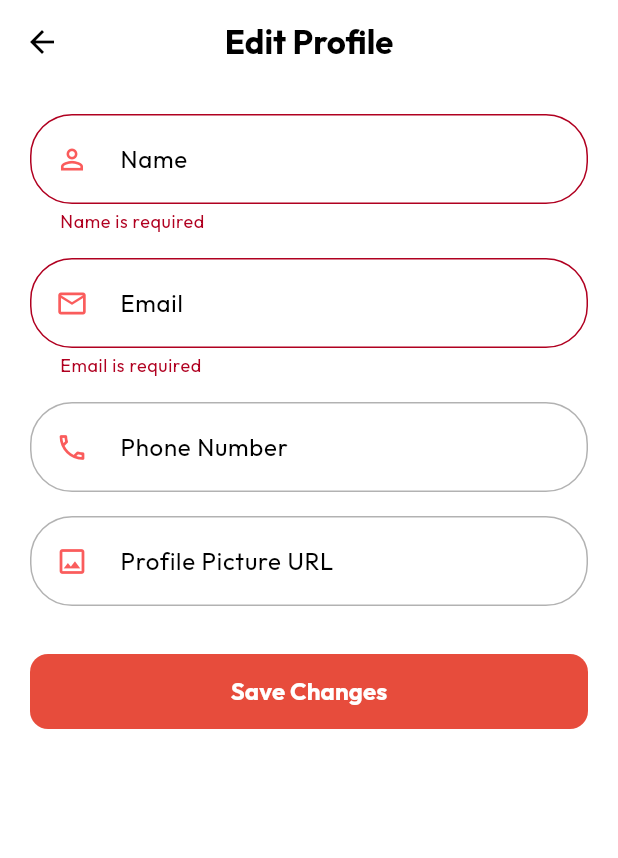
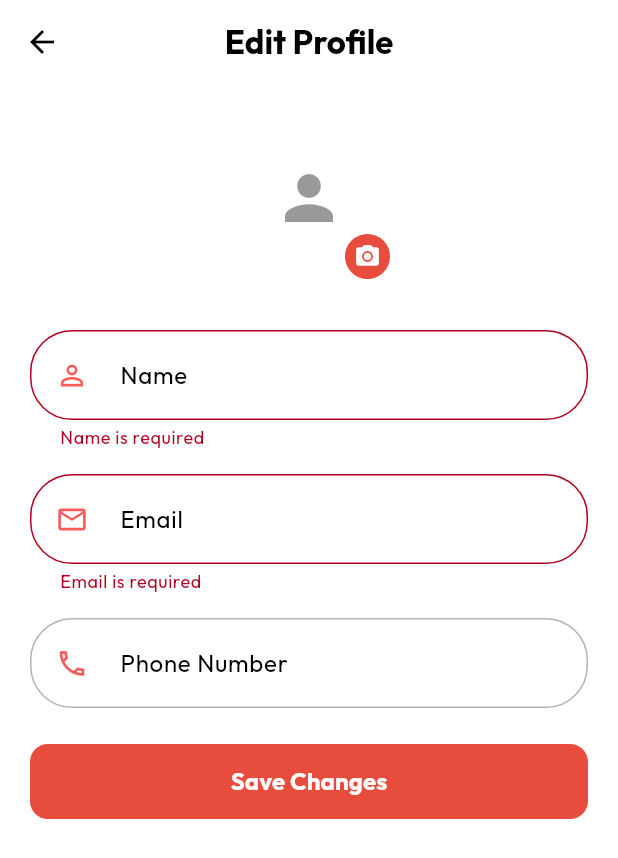
Before and after one commit to Sharkfin07/re-serve, a Flutter app: the EditProfileScreen screen opened directly, after a tap on "Save Changes", on a phone screen of 412 x 824 dp. Shown: the top 858 px of the screen. Run offline on Flutter 3.47's test engine with Material 3 defaults, Android fonts, the phone set to English and light mode, and no system bars; our stand-ins replace cached_network_image, dio, equatable, flutter_bloc, flutter_dotenv, flutter_secure_storage and 2 more; accounts and stored records are empty; network calls fail.

Commit message:
feat: Added uploading image capability in edit profile

```diff
--- a/lib/data/repositories/auth_repository.dart
+++ b/lib/data/repositories/auth_repository.dart
@@ -54,7 +54,7 @@ class AuthRepository {
     return UserModel.fromJson(data);
   }
 
-  Future<UserModel> updateProfile({
+  Future<void> updateProfile({
     required String name,
     required String email,
     String? profilePictureUrl,
--- a/lib/presentation/screen/account/edit_profile_screen.dart
+++ b/lib/presentation/screen/account/edit_profile_screen.dart
@@ -1,5 +1,10 @@
+import 'dart:io';
+
 import 'package:flutter/material.dart';
 import 'package:flutter_bloc/flutter_bloc.dart';
+import 'package:cached_network_image/cached_network_image.dart';
+import 'package:image_picker/image_picker.dart';
+import 'package:re_serve/data/repositories/upload_repository.dart';
 import 'package:re_serve/presentation/bloc/auth/auth_bloc.dart';
 import 'package:re_serve/presentation/bloc/auth/auth_event.dart';
 import 'package:re_serve/presentation/bloc/auth/auth_state.dart';
@@ -14,20 +19,25 @@ class EditProfileScreen extends StatefulWidget {
 
 class _EditProfileScreenState extends State<EditProfileScreen> {
   final _formKey = GlobalKey<FormState>();
+  final _picker = ImagePicker();
+  final _uploadRepository = UploadRepository();
+
   late TextEditingController _nameController;
   late TextEditingController _emailController;
   late TextEditingController _phoneController;
-  late TextEditingController _profilePicController;
 
   bool _initialized = false;
   bool _submitting = false;
+  bool _uploading = false;
+
+  File? _pickedImage;
+  String? _currentImageUrl;
 
   @override
   void dispose() {
     _nameController.dispose();
     _emailController.dispose();
     _phoneController.dispose();
-    _profilePicController.dispose();
     super.dispose();
   }
 
@@ -37,9 +47,99 @@ class _EditProfileScreenState extends State<EditProfileScreen> {
     _nameController = TextEditingController(text: user?.name ?? '');
     _emailController = TextEditingController(text: user?.email ?? '');
     _phoneController = TextEditingController(text: user?.phoneNumber ?? '');
-    _profilePicController =
-        TextEditingController(text: user?.profilePictureUrl ?? '');
+    _currentImageUrl = user?.profilePictureUrl;
     _initialized = true;
+  }
+
+  Future<void> _pickImage() async {
+    final source = await showModalBottomSheet<ImageSource>(
+      context: context,
+      shape: const RoundedRectangleBorder(
+        borderRadius: BorderRadius.vertical(top: Radius.circular(16)),
+      ),
+      builder: (ctx) => SafeArea(
+        child: Padding(
+          padding: const EdgeInsets.symmetric(vertical: 16),
+          child: Column(
+            mainAxisSize: MainAxisSize.min,
+            children: [
+              ListTile(
+                leading: const Icon(Icons.camera_alt_outlined),
+                title: const Text('Take a photo'),
+                onTap: () => Navigator.pop(ctx, ImageSource.camera),
+              ),
+              ListTile(
+                leading: const Icon(Icons.photo_library_outlined),
+                title: const Text('Choose from gallery'),
+                onTap: () => Navigator.pop(ctx, ImageSource.gallery),
+              ),
+            ],
+          ),
+        ),
+      ),
+    );
+
+    if (source == null) return;
+
+    final picked = await _picker.pickImage(
+      source: source,
+      maxWidth: 800,
+      maxHeight: 800,
+      imageQuality: 85,
+    );
+
+    if (picked != null) {
+      setState(() {
+        _pickedImage = File(picked.path);
+      });
+    }
+  }
+
+  Future<void> _saveProfile() async {
+    if (!_formKey.currentState!.validate()) return;
+
+    setState(() {
+      _submitting = true;
+      _uploading = _pickedImage != null;
+    });
+
+    String? profilePicUrl = _currentImageUrl;
+
+    // Upload new image if one was picked
+    if (_pickedImage != null) {
+      try {
+        profilePicUrl = await _uploadRepository.uploadImage(_pickedImage!);
+      } catch (e) {
+        if (!mounted) return;
+        setState(() {
+          _submitting = false;
+          _uploading = false;
+        });
+        ScaffoldMessenger.of(context)
+          ..clearSnackBars()
+          ..showSnackBar(
+            const SnackBar(
+              content: Text('Failed to upload image. Please try again.'),
+              backgroundColor: Colors.red,
+            ),
+          );
+        return;
+      }
+    }
+
+    if (!mounted) return;
+    setState(() => _uploading = false);
+
+    context.read<AuthBloc>().add(
+      AuthUpdateProfileRequested(
+        name: _nameController.text.trim(),
+        email: _emailController.text.trim(),
+        phoneNumber: _phoneController.text.trim().isEmpty
+            ? null
+            : _phoneController.text.trim(),
+        profilePictureUrl: profilePicUrl,
+      ),
+    );
   }
 
   @override
@@ -99,6 +199,73 @@ class _EditProfileScreenState extends State<EditProfileScreen> {
               child: Column(
                 crossAxisAlignment: CrossAxisAlignment.start,
                 children: [
+                  // Profile picture
+                  Center(
+                    child: GestureDetector(
+                      onTap: (_submitting) ? null : _pickImage,
+                      child: Stack(
+                        children: [
+                          CircleAvatar(
+                            radius: 56,
+                            backgroundColor:
+                                theme.colorScheme.surfaceContainerHighest,
+                            backgroundImage: _pickedImage != null
+                                ? FileImage(_pickedImage!)
+                                : (_currentImageUrl != null &&
+                                      _currentImageUrl!.isNotEmpty)
+                                ? CachedNetworkImageProvider(_currentImageUrl!)
+                                      as ImageProvider
+                                : null,
+                            child:
+                                (_pickedImage == null &&
+                                    (_currentImageUrl == null ||
+                                        _currentImageUrl!.isEmpty))
+                                ? Icon(
+                                    Icons.person,
+                                    size: 48,
+                                    color: theme.colorScheme.onSurface
+                                        .withValues(alpha: 0.4),
+                                  )
+                                : null,
+                          ),
+                          Positioned(
+                            bottom: 0,
+                            right: 0,
+                            child: Container(
+                              padding: const EdgeInsets.all(6),
+                              decoration: BoxDecoration(
+                                color: const Color(0xFFE74C3C),
+                                shape: BoxShape.circle,
+                                border: Border.all(
+                                  color: theme.colorScheme.surface,
+                                  width: 2,
+                                ),
+                              ),
+                              child: const Icon(
+                                Icons.camera_alt,
+                                size: 18,
+                                color: Colors.white,
+                              ),
+                            ),
+                          ),
+                        ],
+                      ),
+                    ),
+                  ),
+                  if (_pickedImage != null)
+                    Center(
+                      child: TextButton.icon(
+                        onPressed: () {
+                          setState(() => _pickedImage = null);
+                        },
+                        icon: const Icon(Icons.close, size: 18),
+                        label: const Text('Remove selected photo'),
+                        style: TextButton.styleFrom(
+                          foregroundColor: Colors.grey,
+                        ),
+                      ),
+                    ),
+                  const SizedBox(height: 32),
                   GlobalInput(
                     controller: _nameController,
                     label: 'Name',
@@ -136,41 +303,16 @@ class _EditProfileScreenState extends State<EditProfileScreen> {
                     prefixIcon: const Icon(Icons.phone_outlined),
                     keyboardType: TextInputType.phone,
                   ),
-                  const SizedBox(height: 16),
-                  GlobalInput(
-                    controller: _profilePicController,
-                    label: 'Profile Picture URL',
-                    hintText: 'Enter image URL',
-                    prefixIcon: const Icon(Icons.image_outlined),
-                  ),
-                  const SizedBox(height: 32),
+                  const SizedBox(height: 24),
+
                   SizedBox(
                     width: double.infinity,
                     height: 50,
                     child: ElevatedButton(
-                      onPressed: state.status == AuthStatus.loading
+                      onPressed:
+                          (state.status == AuthStatus.loading || _submitting)
                           ? null
-                          : () {
-                              if (_formKey.currentState!.validate()) {
-                                _submitting = true;
-                                context.read<AuthBloc>().add(
-                                  AuthUpdateProfileRequested(
-                                    name: _nameController.text.trim(),
-                                    email: _emailController.text.trim(),
-                                    phoneNumber:
-                                        _phoneController.text.trim().isEmpty
-                                            ? null
-                                            : _phoneController.text.trim(),
-                                    profilePictureUrl: _profilePicController
-                                            .text
-                                            .trim()
-                                            .isEmpty
-                                        ? null
-                                        : _profilePicController.text.trim(),
-                                  ),
-                                );
-                              }
-                            },
+                          : _saveProfile,
                       style: ElevatedButton.styleFrom(
                         backgroundColor: const Color(0xFFE74C3C),
                         foregroundColor: Colors.white,
@@ -179,14 +321,30 @@ class _EditProfileScreenState extends State<EditProfileScreen> {
                         ),
                         elevation: 0,
                       ),
-                      child: state.status == AuthStatus.loading
-                          ? const SizedBox(
+                      child: (_submitting)
+                          ? Row(
+                              mainAxisAlignment: MainAxisAlignment.center,
+                              mainAxisSize: MainAxisSize.min,
+                              children: [
+                                const SizedBox(
                                   height: 20,
                                   width: 20,
                                   child: CircularProgressIndicator(
                                     strokeWidth: 2,
                                     color: Colors.white,
                                   ),
+                                ),
+                                if (_uploading) ...[
+                                  const SizedBox(width: 12),
+                                  const Text(
+                                    'Uploading photo...',
+                                    style: TextStyle(
+                                      color: Colors.white,
+                                      fontSize: 14,
+                                    ),
+                                  ),
+                                ],
+                              ],
                             )
                           : const Text(
                               'Save Changes',
--- a/lib/presentation/widgets/rating/rating_dialog.dart
+++ b/lib/presentation/widgets/rating/rating_dialog.dart
@@ -82,6 +82,8 @@ class _RatingDialogState extends State<RatingDialog> {
                     children: List.generate(5, (index) {
                       return IconButton(
                         iconSize: 40,
+                        padding: const EdgeInsets.all(4),
+                        constraints: const BoxConstraints(),
                         icon: Icon(
                           index < _selectedRating
                               ? Icons.star
--- a/pubspec.yaml
+++ b/pubspec.yaml
@@ -18,6 +18,7 @@ dependencies:
   equatable: ^2.0.5
   intl: ^0.19.0
   lottie: ^3.3.2
+  image_picker: ^1.2.1
 
 dev_dependencies:
   flutter_test:
```
Also changed, not shown: lib/data/services/auth_service.dart (+2 -8 lines), pubspec.lock, 5 other files. Lines whose indentation alone changed are shown as unchanged.
